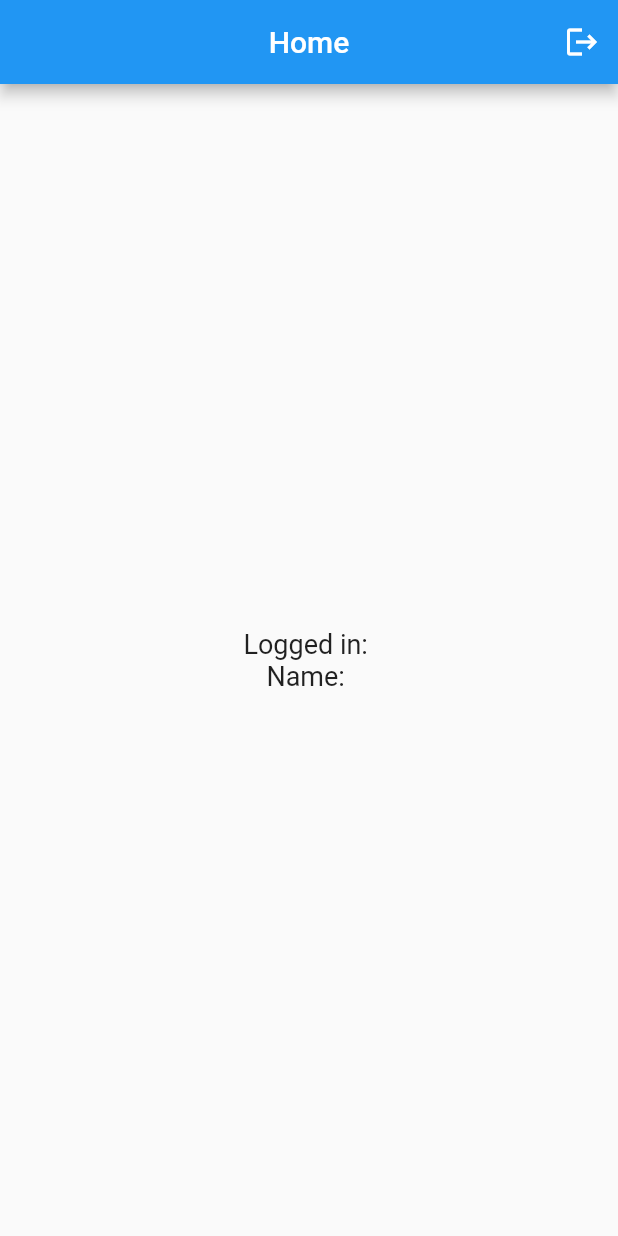
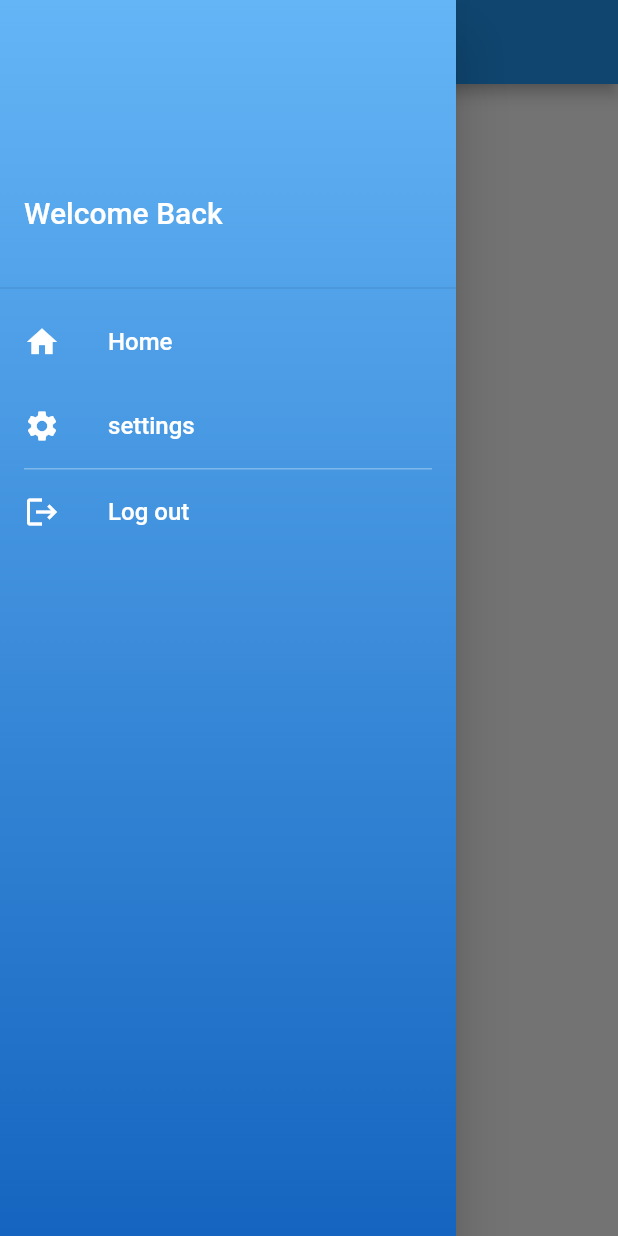
Before and after one commit to habeeb321/Chat-App, a Flutter app: the screen it shows once a user with an empty profile is signed in, with the side drawer open (before the commit the screen has no drawer), on a phone screen of 412 x 824 dp. Run offline on Flutter 3.47's test engine with Material 2 defaults, Android fonts, the phone set to English and light mode, and no system bars; our stand-ins replace firebase_auth, firebase_core, google_sign_in; missing offline and left inert: flutter_facebook_auth; accounts and stored records are empty.

Commit message:
ui updated

```diff
--- a/lib/view/home_page/view/home_page.dart
+++ b/lib/view/home_page/view/home_page.dart
@@ -1,4 +1,5 @@
 import 'package:chat_app/view/home_page/controller/home_controller.dart';
+import 'package:chat_app/view/home_page/view/widgets/drawer_widget.dart';
 import 'package:firebase_auth/firebase_auth.dart';
 import 'package:flutter/material.dart';
 import 'package:provider/provider.dart';
@@ -13,15 +14,8 @@ class HomePage extends StatelessWidget {
       appBar: AppBar(
         title: const Text('Home'),
         centerTitle: true,
-        actions: [
-          IconButton(
-            onPressed: () {
-              provider.signingOut(context);
-            },
-            icon: const Icon(Icons.logout),
-          ),
-        ],
       ),
+      drawer: const CustomDrawer(),
       body: Center(
         child: Column(
           mainAxisAlignment: MainAxisAlignment.center,
@@ -30,10 +24,6 @@ class HomePage extends StatelessWidget {
               "Logged in: ${FirebaseAuth.instance.currentUser!.email!}",
               style: const TextStyle(fontSize: 18),
             ),
-            Text(
-              "Name: ${FirebaseAuth.instance.currentUser!.displayName!}",
-              style: const TextStyle(fontSize: 18),
-            ),
           ],
         ),
       ),
--- /dev/null
+++ b/lib/view/home_page/view/widgets/custom_listtile.dart
@@ -0,0 +1,29 @@
+import 'package:flutter/material.dart';
+
+class CustomListTile extends StatelessWidget {
+  final IconData icon;
+  final String text;
+  final VoidCallback onTap;
+
+  const CustomListTile({
+    Key? key,
+    required this.icon,
+    required this.text,
+    required this.onTap,
+  }) : super(key: key);
+
+  @override
+  Widget build(BuildContext context) {
+    return ListTile(
+      leading: Icon(icon, color: Colors.white),
+      title: Text(
+        text,
+        style: const TextStyle(
+          fontSize: 16,
+          color: Colors.white,
+        ),
+      ),
+      onTap: onTap,
+    );
+  }
+}
--- /dev/null
+++ b/lib/view/home_page/view/widgets/drawer_widget.dart
@@ -0,0 +1,89 @@
+import 'package:chat_app/view/home_page/controller/home_controller.dart';
+import 'package:chat_app/view/home_page/view/widgets/custom_listtile.dart';
+import 'package:firebase_auth/firebase_auth.dart';
+import 'package:flutter/material.dart';
+import 'package:provider/provider.dart';
+
+class CustomDrawer extends StatelessWidget {
+  const CustomDrawer({super.key});
+
+  @override
+  Widget build(BuildContext context) {
+    final provider = Provider.of<HomeController>(context, listen: false);
+    return Drawer(
+      child: Container(
+        decoration: BoxDecoration(
+          gradient: LinearGradient(
+            colors: [
+              Colors.blue.shade300,
+              Colors.blue.shade800,
+            ],
+            begin: Alignment.topCenter,
+            end: Alignment.bottomCenter,
+            tileMode: TileMode.clamp,
+          ),
+        ),
+        child: ListView(
+          padding: EdgeInsets.zero,
+          children: <Widget>[
+            SizedBox(
+              height: 200,
+              child: DrawerHeader(
+                child: Column(
+                  crossAxisAlignment: CrossAxisAlignment.start,
+                  mainAxisAlignment: MainAxisAlignment.end,
+                  children: [
+                    const Text(
+                      'Welcome Back',
+                      style: TextStyle(
+                        fontSize: 20,
+                        color: Colors.white,
+                      ),
+                    ),
+                    const SizedBox(height: 10),
+                    Text(
+                      FirebaseAuth.instance.currentUser!.email!,
+                      style: const TextStyle(
+                        fontSize: 18,
+                        fontWeight: FontWeight.bold,
+                        color: Colors.white,
+                      ),
+                    ),
+                  ],
+                ),
+              ),
+            ),
+            CustomListTile(
+              icon: Icons.home,
+              text: 'Home',
+              onTap: () {
+                // Navigate to home screen
+              },
+            ),
+            CustomListTile(
+              icon: Icons.settings,
+              text: 'settings',
+              onTap: () {
+                // Navigate to profile screen
+              },
+            ),
+            Divider(
+              height: 1,
+              thickness: 1,
+              color: Colors.white.withOpacity(0.3),
+              indent: 16,
+              endIndent: 16,
+            ),
+            CustomListTile(
+              icon: Icons.logout,
+              text: 'Log out',
+              onTap: () {
+                provider.signingOut(context);
+              },
+            ),
+          ],
+        ),
+      ),
+    );
+  }
+}
```
Also changed, not shown: lib/main.dart (+13 -14 lines), lib/view/login_page/view/login_page.dart (+25 -23 lines), 3 other files.
